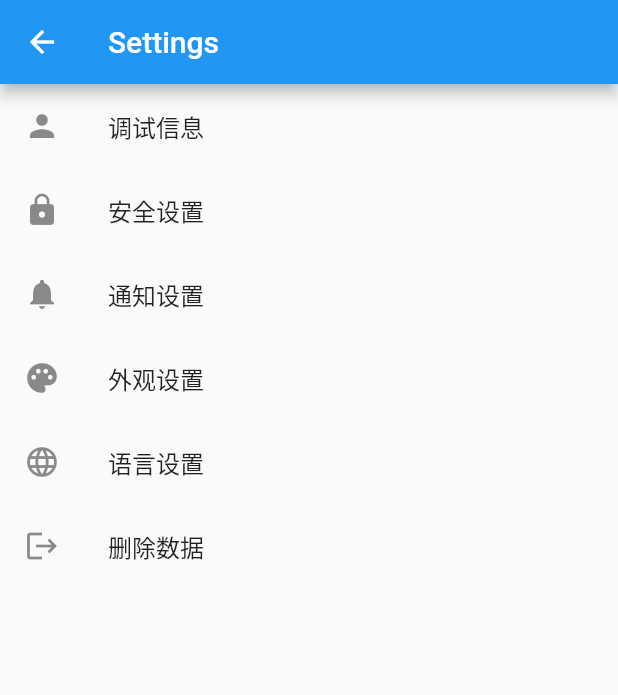
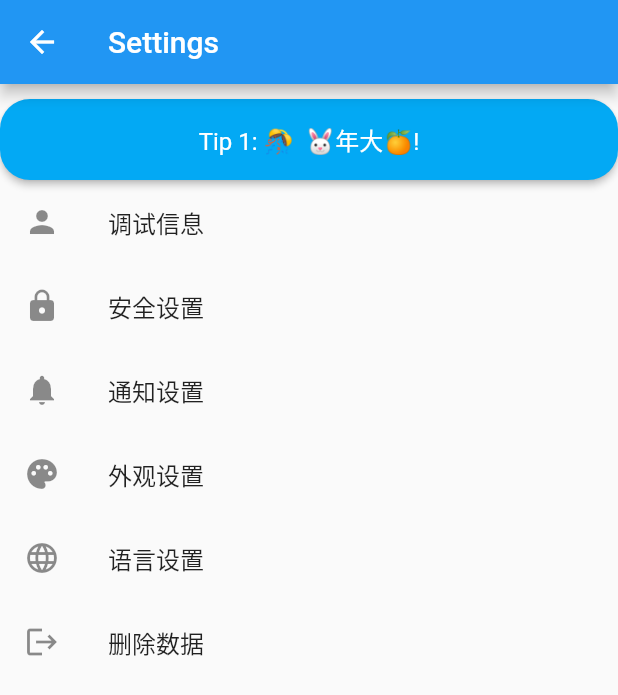
Before and after one commit to wscoding/freetime, a Flutter app: the SettingsPage screen opened directly, on a phone screen of 412 x 824 dp. Shown: the top 695 px of the screen. Run offline on Flutter 3.47's test engine with Material 2 defaults, Android fonts, the phone set to English and light mode, and no system bars; our stand-ins replace cached_network_image, card_swiper, carousel_slider, circular_countdown_timer, dio, flutter_colorpicker and 4 more; missing offline and left inert: analog_clock_picker, chinese_lunar_calendar, desktop_multi_window, desktop_window, flutter_animator, flutter_timer_countdown and 3 more; accounts and stored records are empty; network calls fail.

Commit message:
完善界面

```diff
--- a/lib/list.dart
+++ b/lib/list.dart
@@ -456,6 +456,15 @@ Map<String, dynamic> getLunarCalendarInfo() {
   };
 }
 
+  List<String> tips = [
+    'Tip 1: 🎊  🐰年大🍊!',
+    'Tip 2: 这是第二个提示。',
+    'Tip 3: 这是第三个提示。',
+    'Tip 4: 这是第四个提示。',
+  ];
+
+
+
 Map<String, String> zhtai = {
   'aa': '完整支持',
   'be': '支持',
--- a/lib/public/oline.dart
+++ b/lib/public/oline.dart
@@ -1,11 +1,11 @@
 import '../export.dart';
 import 'package:http/http.dart' as http;
-class MySubPageon extends StatefulWidget {
+class oldtestSubPageon extends StatefulWidget {
   @override
   _MySubPageState createState() => _MySubPageState();
 }
 
-class _MySubPageState extends State<MySubPageon> {
+class _MySubPageState extends State<oldtestSubPageon> {
   List<Map<String, dynamic>> _jsonData = [];
 
   @override
--- a/lib/utils/setting/setting.dart
+++ b/lib/utils/setting/setting.dart
@@ -1,8 +1,27 @@
 import 'package:FreeTime/export.dart';
 import 'package:FreeTime/viewpage/about/amain.dart';
 import 'package:FreeTime/viewpage/about/license.dart';
+import 'package:FreeTime/list.dart';
 
-class SettingsPage extends StatelessWidget {
+
+
+
+class SettingsPage extends StatefulWidget {
+
+  @override
+  _SettingsPageState createState() => _SettingsPageState();
+}
+
+class _SettingsPageState extends State<SettingsPage> {
+  int _currentTipIndex = 0;
+
+
+  void _changeTip() {
+    setState(() {
+      _currentTipIndex = (_currentTipIndex + 1) % tips.length;
+    });
+  }
+
   @override
   Widget build(BuildContext context) {
     return Scaffold(
@@ -11,6 +30,22 @@ class SettingsPage extends StatelessWidget {
       ),
       body: ListView(
         children: [
+          SizedBox(height: 10,),
+ ElevatedButton(
+  style: ElevatedButton.styleFrom(
+    shape: RoundedRectangleBorder(
+      borderRadius: BorderRadius.circular(20), // 设置按钮的圆角半径
+    ),
+    padding: EdgeInsets.symmetric(vertical: 15, horizontal: 30), // 设置按钮的内边距
+    textStyle: TextStyle(fontSize: 16), // 设置按钮文本的样式
+    primary: Colors.lightBlue, // 设置按钮的背景颜色为浅蓝色
+    minimumSize: Size(MediaQuery.of(context).size.width / 2, 0), // 设置按钮宽度为父容器宽度的一半
+  ),
+  child: Text(tips[_currentTipIndex]),
+  onPressed: _changeTip,
+),
+
+
           ListTile(
             leading: Icon(Icons.person),
             title: Text('调试信息'),
@@ -27,7 +62,7 @@ class SettingsPage extends StatelessWidget {
             onTap: () {
               Navigator.push(
                 context,
-                MaterialPageRoute(builder: (context) => aboutPage()),
+                MaterialPageRoute(builder: (context) => oldtestSubPageon()),
               );
             },
           ),
@@ -41,6 +76,9 @@ class SettingsPage extends StatelessWidget {
               );
             },
           ),
+
+
+
           ListTile(
             leading: Icon(Icons.palette),
             title: Text('外观设置'),
@@ -50,7 +88,11 @@ class SettingsPage extends StatelessWidget {
                 MaterialPageRoute(builder: (context) => AppearancePage()),
               );
             },
+
+
+
           ),
+
           ListTile(
             leading: Icon(Icons.language),
             title: Text('语言设置'),
@@ -72,6 +114,8 @@ class SettingsPage extends StatelessWidget {
       ),
     );
   }
+
+
 }
 
 // 以下是每个选项对应的新页面的示例，您可以根据需要自定义每个页面的内容和布局
@@ -94,6 +138,10 @@ class AppearancePage extends StatelessWidget {
   }
 }
 
+
+
+
+
 class LanguagePage extends StatelessWidget {
   @override
   Widget build(BuildContext context) {
--- a/lib/viewpage/widgets/countdown/daojishi.dart
+++ b/lib/viewpage/widgets/countdown/daojishi.dart
@@ -77,8 +77,8 @@ void applyWindowSettings(String path) async {
   void _updateTimeLeft() {
     final Duration duration = date.difference(DateTime.now());
     _timeLeft = duration.isNegative
-        ? _formatDuration(duration.abs(), '距离纪念日已过去\n')
-        : _formatDuration(duration, '距离现在还有\n');
+        ? _formatDuration(duration.abs(), '距今已过去\n')
+        : _formatDuration(duration, '距今还有\n');
   }
 
   @override
```
Also changed, not shown: lib/public/fabu.dart (+7 -3 lines), lib/utils/swiper_lie.dart (+42 -3 lines), lib/viewpage/MyFormPage.dart (+39 -0 lines), lib/viewpage/main/mainpage.dart (+7 -6 lines), 1 other file.
